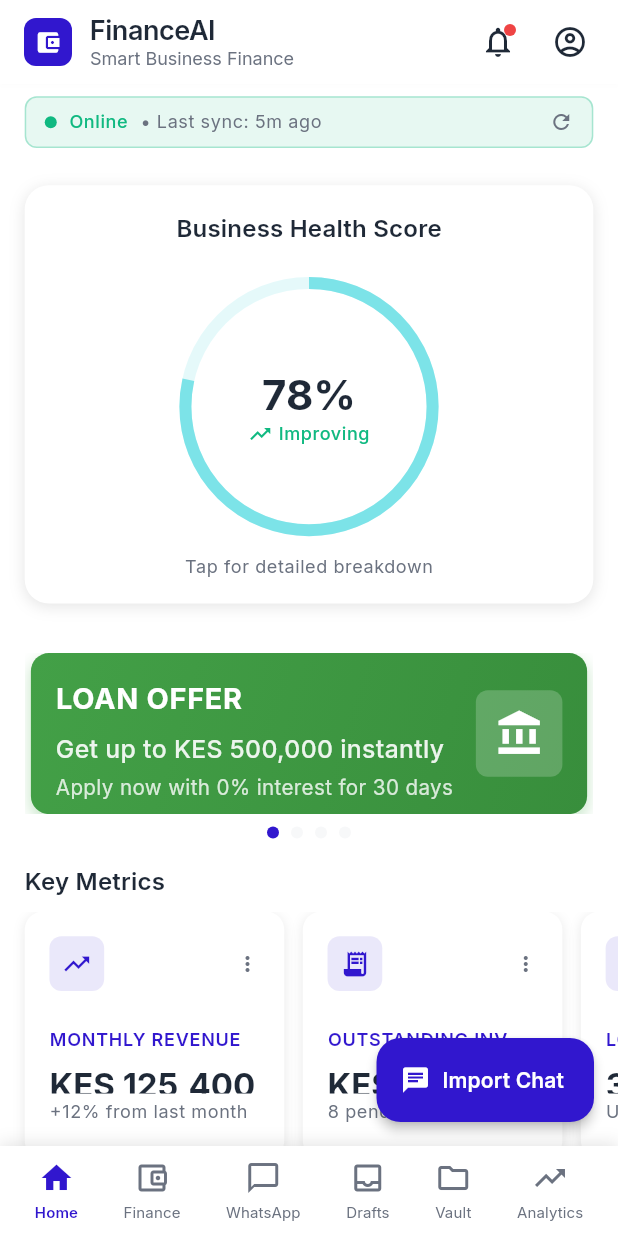
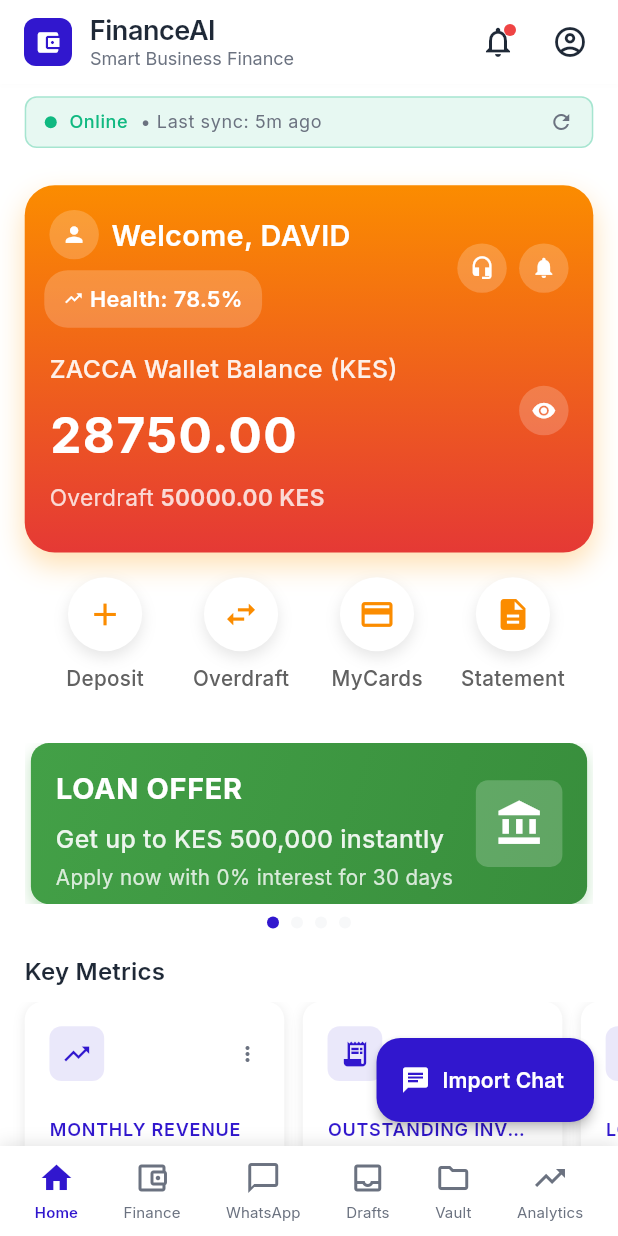
Before and after one commit to Davedave001/zacca-afri-flow, a Flutter app: the Dashboard screen opened by its route, on a phone screen of 412 x 824 dp. Run offline on Flutter 3.47's test engine with Material 3 defaults, Android fonts, the phone set to English and light mode, and no system bars; our stand-ins replace cached_network_image, connectivity_plus, file_picker, fl_chart, flutter_slidable, flutter_svg and 3 more.

Commit message:
feat: integrate wallet functionality with business health score
- Create IntegratedWalletHealthWidget with wallet balance and health score
- Add wallet features: deposits, withdrawals, savings, auto loan deductions, statements
- Implement balance visibility toggle with eye icon
- Add wallet action buttons: Deposit, Overdraft, MyCards, Statement
- Create wallet action modals with descriptions and navigation
- Integrate business health score as compact indicator in wallet header
- Add gradient background (orange to red) matching wallet design
- Include welcome message, support, and notification icons
- Add pulse animation for health score and balance animations
- Connect wallet actions to existing app features (Financial Companion, Loan Offers, Analytics)
- Replace separate business health score with integrated wallet-health widget

```diff
--- a/zacca_ai/lib/presentation/dashboard/dashboard.dart
+++ b/zacca_ai/lib/presentation/dashboard/dashboard.dart
@@ -6,6 +6,7 @@ import '../../core/app_export.dart';
 import '../../widgets/custom_app_bar.dart';
 import '../../widgets/custom_bottom_bar.dart';
 import '../../widgets/promotional_slideshow_widget.dart';
+import '../../widgets/integrated_wallet_health_widget.dart';
 import './widgets/business_health_score_widget.dart';
 import './widgets/metric_card_widget.dart';
 import './widgets/recent_activity_widget.dart';
@@ -269,6 +270,121 @@ class _DashboardState extends State<Dashboard> with TickerProviderStateMixin {
     );
   }
 
+  void _showWalletAction(String action) {
+    HapticFeedback.mediumImpact();
+
+    showModalBottomSheet(
+      context: context,
+      isScrollControlled: true,
+      shape: RoundedRectangleBorder(
+        borderRadius: BorderRadius.vertical(top: Radius.circular(20)),
+      ),
+      builder: (context) => Container(
+        padding: EdgeInsets.all(4.w),
+        child: Column(
+          mainAxisSize: MainAxisSize.min,
+          children: [
+            Center(
+              child: Container(
+                width: 12.w,
+                height: 4,
+                decoration: BoxDecoration(
+                  color: Theme.of(context)
+                      .colorScheme
+                      .outline
+                      .withValues(alpha: 0.3),
+                  borderRadius: BorderRadius.circular(2),
+                ),
+              ),
+            ),
+            SizedBox(height: 3.h),
+            Icon(
+              _getWalletActionIcon(action),
+              size: 15.w,
+              color: Theme.of(context).colorScheme.primary,
+            ),
+            SizedBox(height: 2.h),
+            Text(
+              action,
+              style: Theme.of(context).textTheme.headlineSmall?.copyWith(
+                    fontWeight: FontWeight.w600,
+                  ),
+            ),
+            SizedBox(height: 1.h),
+            Text(
+              _getWalletActionDescription(action),
+              style: Theme.of(context).textTheme.bodyMedium?.copyWith(
+                    color: Theme.of(context).colorScheme.onSurfaceVariant,
+                  ),
+              textAlign: TextAlign.center,
+            ),
+            SizedBox(height: 3.h),
+            SizedBox(
+              width: double.infinity,
+              child: ElevatedButton(
+                onPressed: () {
+                  Navigator.pop(context);
+                  // Navigate to specific wallet action
+                  _navigateToWalletAction(action);
+                },
+                child: Text('Continue'),
+              ),
+            ),
+            SizedBox(height: 2.h),
+          ],
+        ),
+      ),
+    );
+  }
+
+  IconData _getWalletActionIcon(String action) {
+    switch (action) {
+      case 'Deposit':
+        return Icons.add;
+      case 'Overdraft':
+        return Icons.swap_horiz;
+      case 'MyCards':
+        return Icons.credit_card;
+      case 'Statement':
+        return Icons.description;
+      default:
+        return Icons.account_balance_wallet;
+    }
+  }
+
+  String _getWalletActionDescription(String action) {
+    switch (action) {
+      case 'Deposit':
+        return 'Add money to your Zacca wallet from your bank account or mobile money';
+      case 'Overdraft':
+        return 'Access overdraft facility for your business needs';
+      case 'MyCards':
+        return 'Manage your virtual and physical cards';
+      case 'Statement':
+        return 'View your transaction history and statements';
+      default:
+        return 'Manage your wallet';
+    }
+  }
+
+  void _navigateToWalletAction(String action) {
+    // Navigate to specific wallet functionality
+    switch (action) {
+      case 'Deposit':
+        Navigator.pushNamed(context, '/financial-companion');
+        break;
+      case 'Overdraft':
+        Navigator.pushNamed(context, '/loan-offers-screen');
+        break;
+      case 'MyCards':
+        Navigator.pushNamed(context, '/financial-companion');
+        break;
+      case 'Statement':
+        Navigator.pushNamed(context, '/business-analytics-dashboard');
+        break;
+    }
+  }
+
   void _showMetricDetails(String title, String value) {
     showModalBottomSheet(
       context: context,
@@ -501,12 +617,16 @@ class _DashboardState extends State<Dashboard> with TickerProviderStateMixin {
                 onRefresh: _onRefresh,
               ),
 
-              // Business Health Score
-              BusinessHealthScoreWidget(
-                score: 78.5,
+              // Integrated Wallet & Health Score
+              IntegratedWalletHealthWidget(
+                businessHealthScore: 78.5,
                 trend: 'up',
                 onTap: () =>
                     _showMetricDetails('Business Health Score', '78.5%'),
+                onDeposit: () => _showWalletAction('Deposit'),
+                onWithdraw: () => _showWalletAction('Overdraft'),
+                onSavings: () => _showWalletAction('MyCards'),
+                onStatement: () => _showWalletAction('Statement'),
               ),
 
               // Promotional Slideshow
--- /dev/null
+++ b/zacca_ai/lib/widgets/integrated_wallet_health_widget.dart
@@ -0,0 +1,409 @@
+import 'package:flutter/material.dart';
+import 'package:flutter/services.dart';
+import 'package:sizer/sizer.dart';
+
+class IntegratedWalletHealthWidget extends StatefulWidget {
+  final double businessHealthScore;
+  final String trend;
+  final VoidCallback? onTap;
+  final VoidCallback? onDeposit;
+  final VoidCallback? onWithdraw;
+  final VoidCallback? onSavings;
+  final VoidCallback? onStatement;
+
+  const IntegratedWalletHealthWidget({
+    super.key,
+    required this.businessHealthScore,
+    required this.trend,
+    this.onTap,
+    this.onDeposit,
+    this.onWithdraw,
+    this.onSavings,
+    this.onStatement,
+  });
+
+  @override
+  State<IntegratedWalletHealthWidget> createState() => _IntegratedWalletHealthWidgetState();
+}
+
+class _IntegratedWalletHealthWidgetState extends State<IntegratedWalletHealthWidget>
+    with TickerProviderStateMixin {
+  late AnimationController _pulseController;
+  late AnimationController _balanceController;
+  late Animation<double> _pulseAnimation;
+  late Animation<double> _balanceAnimation;
+
+  bool _balanceVisible = true;
+  double _walletBalance = 28750.00;
+  double _overdraftLimit = 50000.00;
+  double _savingsBalance = 12500.00;
+
+  @override
+  void initState() {
+    super.initState();
+
+    _pulseController = AnimationController(
+      duration: Duration(seconds: 2),
+      vsync: this,
+    );
+
+    _balanceController = AnimationController(
+      duration: Duration(milliseconds: 800),
+      vsync: this,
+    );
+
+    _pulseAnimation = Tween<double>(
+      begin: 1.0,
+      end: 1.05,
+    ).animate(CurvedAnimation(
+      parent: _pulseController,
+      curve: Curves.easeInOut,
+    ));
+
+    _balanceAnimation = Tween<double>(
+      begin: 0.0,
+      end: 1.0,
+    ).animate(CurvedAnimation(
+      parent: _balanceController,
+      curve: Curves.easeOut,
+    ));
+
+    _pulseController.repeat(reverse: true);
+    _balanceController.forward();
+  }
+
+  @override
+  void dispose() {
+    _pulseController.dispose();
+    _balanceController.dispose();
+    super.dispose();
+  }
+
+  void _toggleBalanceVisibility() {
+    setState(() {
+      _balanceVisible = !_balanceVisible;
+    });
+    HapticFeedback.lightImpact();
+  }
+
+  @override
+  Widget build(BuildContext context) {
+    final theme = Theme.of(context);
+    final colorScheme = theme.colorScheme;
+
+    return Container(
+      margin: EdgeInsets.symmetric(horizontal: 4.w, vertical: 2.h),
+      child: Column(
+        children: [
+          // Integrated Wallet & Health Score Card
+          Container(
+            decoration: BoxDecoration(
+              gradient: LinearGradient(
+                colors: [
+                  Colors.orange.shade600,
+                  Colors.red.shade600,
+                ],
+                begin: Alignment.topCenter,
+                end: Alignment.bottomCenter,
+              ),
+              borderRadius: BorderRadius.circular(20),
+              boxShadow: [
+                BoxShadow(
+                  color: Colors.orange.withValues(alpha: 0.3),
+                  blurRadius: 15,
+                  offset: Offset(0, 8),
+                ),
+              ],
+            ),
+            child: Column(
+              children: [
+                // Header Section
+                Padding(
+                  padding: EdgeInsets.all(4.w),
+                  child: Row(
+                    mainAxisAlignment: MainAxisAlignment.spaceBetween,
+                    children: [
+                      // Welcome & Health Score
+                      Expanded(
+                        child: Column(
+                          crossAxisAlignment: CrossAxisAlignment.start,
+                          children: [
+                            Row(
+                              children: [
+                                Container(
+                                  width: 8.w,
+                                  height: 8.w,
+                                  decoration: BoxDecoration(
+                                    color: Colors.white.withValues(alpha: 0.2),
+                                    shape: BoxShape.circle,
+                                  ),
+                                  child: Icon(
+                                    Icons.person,
+                                    color: Colors.white,
+                                    size: 4.w,
+                                  ),
+                                ),
+                                SizedBox(width: 2.w),
+                                Text(
+                                  'Welcome, DAVID',
+                                  style: TextStyle(
+                                    color: Colors.white,
+                                    fontSize: 14.sp,
+                                    fontWeight: FontWeight.w600,
+                                  ),
+                                ),
+                              ],
+                            ),
+                            SizedBox(height: 1.h),
+                            // Business Health Score (Compact)
+                            GestureDetector(
+                              onTap: widget.onTap,
+                              child: AnimatedBuilder(
+                                animation: _pulseAnimation,
+                                builder: (context, child) {
+                                  return Transform.scale(
+                                    scale: _pulseAnimation.value,
+                                    child: Container(
+                                      padding: EdgeInsets.symmetric(
+                                        horizontal: 3.w,
+                                        vertical: 1.h,
+                                      ),
+                                      decoration: BoxDecoration(
+                                        color: Colors.white.withValues(alpha: 0.2),
+                                        borderRadius: BorderRadius.circular(15),
+                                      ),
+                                      child: Row(
+                                        mainAxisSize: MainAxisSize.min,
+                                        children: [
+                                          Icon(
+                                            Icons.trending_up,
+                                            color: Colors.white,
+                                            size: 3.w,
+                                          ),
+                                          SizedBox(width: 1.w),
+                                          Text(
+                                            'Health: ${widget.businessHealthScore.toStringAsFixed(1)}%',
+                                            style: TextStyle(
+                                              color: Colors.white,
+                                              fontSize: 10.sp,
+                                              fontWeight: FontWeight.w600,
+                                            ),
+                                          ),
+                                        ],
+                                      ),
+                                    ),
+                                  );
+                                },
+                              ),
+                            ),
+                          ],
+                        ),
+                      ),
+                      // Support & Notifications
+                      Row(
+                        children: [
+                          Container(
+                            width: 8.w,
+                            height: 8.w,
+                            decoration: BoxDecoration(
+                              color: Colors.white.withValues(alpha: 0.2),
+                              shape: BoxShape.circle,
+                            ),
+                            child: Icon(
+                              Icons.headset_mic,
+                              color: Colors.white,
+                              size: 4.w,
+                            ),
+                          ),
+                          SizedBox(width: 2.w),
+                          Container(
+                            width: 8.w,
+                            height: 8.w,
+                            decoration: BoxDecoration(
+                              color: Colors.white.withValues(alpha: 0.2),
+                              shape: BoxShape.circle,
+                            ),
+                            child: Icon(
+                              Icons.notifications,
+                              color: Colors.white,
+                              size: 4.w,
+                            ),
+                          ),
+                        ],
+                      ),
+                    ],
+                  ),
+                ),
+
+                // Wallet Balance Section
+                Padding(
+                  padding: EdgeInsets.symmetric(horizontal: 4.w),
+                  child: Column(
+                    children: [
+                      // Main Balance
+                      Row(
+                        mainAxisAlignment: MainAxisAlignment.spaceBetween,
+                        children: [
+                          Column(
+                            crossAxisAlignment: CrossAxisAlignment.start,
+                            children: [
+                              Text(
+                                'ZACCA Wallet Balance (KES)',
+                                style: TextStyle(
+                                  color: Colors.white.withValues(alpha: 0.9),
+                                  fontSize: 12.sp,
+                                  fontWeight: FontWeight.w500,
+                                ),
+                              ),
+                              SizedBox(height: 1.h),
+                              AnimatedBuilder(
+                                animation: _balanceAnimation,
+                                builder: (context, child) {
+                                  return Transform.scale(
+                                    scale: _balanceAnimation.value,
+                                    child: Text(
+                                      _balanceVisible ? '${_walletBalance.toStringAsFixed(2)}' : '••••••',
+                                      style: TextStyle(
+                                        color: Colors.white,
+                                        fontSize: 24.sp,
+                                        fontWeight: FontWeight.w700,
+                                        letterSpacing: 1.0,
+                                      ),
+                                    ),
+                                  );
+                                },
+                              ),
+                            ],
+                          ),
+                          // Balance Visibility Toggle
+                          GestureDetector(
+                            onTap: _toggleBalanceVisibility,
+                            child: Container(
+                              width: 8.w,
+                              height: 8.w,
+                              decoration: BoxDecoration(
+                                color: Colors.white.withValues(alpha: 0.2),
+                                shape: BoxShape.circle,
+                              ),
+                              child: Icon(
+                                _balanceVisible ? Icons.visibility : Icons.visibility_off,
+                                color: Colors.white,
+                                size: 4.w,
+                              ),
+                            ),
+                          ),
+                        ],
+                      ),
+                      SizedBox(height: 1.h),
+                      // Overdraft Info
+                      Row(
+                        children: [
+                          Text(
+                            'Overdraft ',
+                            style: TextStyle(
+                              color: Colors.white.withValues(alpha: 0.8),
+                              fontSize: 11.sp,
+                            ),
+                          ),
+                          Text(
+                            _balanceVisible ? '${_overdraftLimit.toStringAsFixed(2)} KES' : '•••••• KES',
+                            style: TextStyle(
+                              color: Colors.white.withValues(alpha: 0.8),
+                              fontSize: 11.sp,
+                              fontWeight: FontWeight.w600,
+                            ),
+                          ),
+                        ],
+                      ),
+                    ],
+                  ),
+                ),
+
+                SizedBox(height: 3.h),
+              ],
+            ),
+          ),
+
+          // Wallet Action Buttons
+          Container(
+            margin: EdgeInsets.only(top: 2.h),
+            child: Row(
+              mainAxisAlignment: MainAxisAlignment.spaceEvenly,
+              children: [
+                _buildActionButton(
+                  icon: Icons.add,
+                  label: 'Deposit',
+                  onTap: widget.onDeposit,
+                ),
+                _buildActionButton(
+                  icon: Icons.swap_horiz,
+                  label: 'Overdraft',
+                  onTap: widget.onWithdraw,
+                ),
+                _buildActionButton(
+                  icon: Icons.credit_card,
+                  label: 'MyCards',
+                  onTap: widget.onSavings,
+                ),
+                _buildActionButton(
+                  icon: Icons.description,
+                  label: 'Statement',
+                  onTap: widget.onStatement,
+                ),
+              ],
+            ),
+          ),
+        ],
+      ),
+    );
+  }
+
+  Widget _buildActionButton({
+    required IconData icon,
+    required String label,
+    required VoidCallback? onTap,
+  }) {
+    return GestureDetector(
+      onTap: () {
+        HapticFeedback.selectionClick();
+        onTap?.call();
+      },
+      child: Container(
+        width: 18.w,
+        child: Column(
+          children: [
+            Container(
+              width: 12.w,
+              height: 12.w,
+              decoration: BoxDecoration(
+                color: Colors.white,
+                shape: BoxShape.circle,
+                boxShadow: [
+                  BoxShadow(
+                    color: Colors.black.withValues(alpha: 0.1),
+                    blurRadius: 8,
+                    offset: Offset(0, 4),
+                  ),
+                ],
+              ),
+              child: Icon(
+                icon,
+                color: Colors.orange.shade600,
+                size: 6.w,
+              ),
+            ),
+            SizedBox(height: 1.h),
+            Text(
+              label,
+              style: TextStyle(
+                color: Colors.grey.shade700,
+                fontSize: 10.sp,
+                fontWeight: FontWeight.w500,
+              ),
+            ),
+          ],
+        ),
+      ),
+    );
+  }
+}
```
